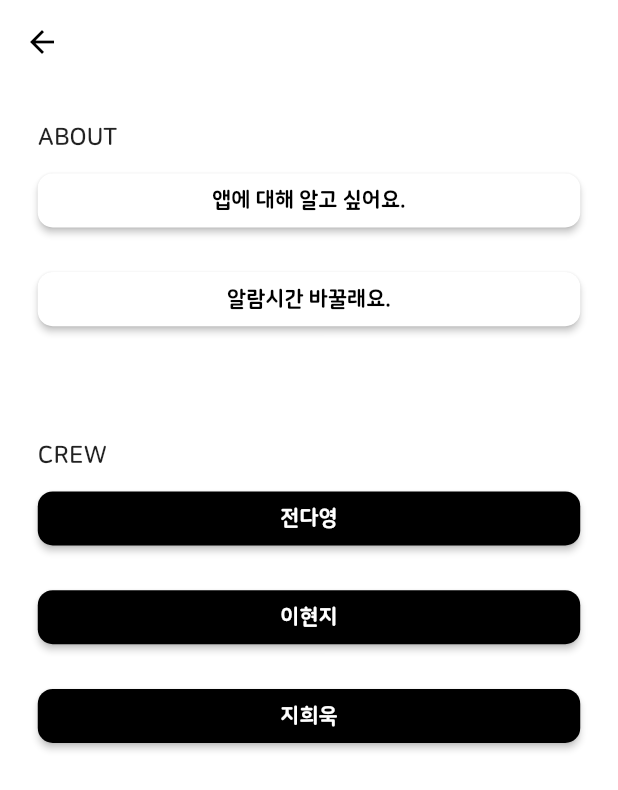
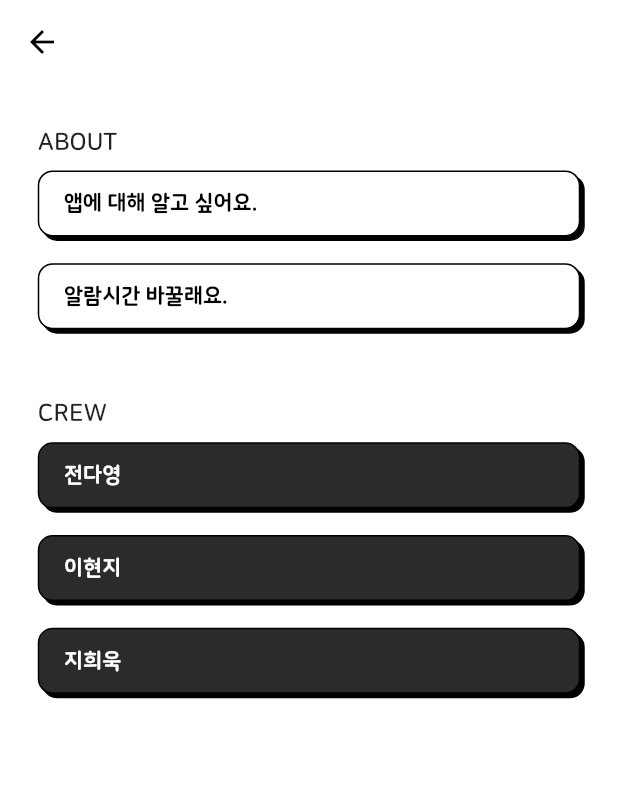
Before and after one commit to Heewookji/dhh_client, a Flutter app: the screen it shows after launch, after a tap on the "circle" icon, on a phone screen of 412 x 824 dp. Shown: the top 790 px of the screen. Run offline on Flutter 3.47's test engine with Material 2 defaults, Android fonts, the light colour scheme and no system bars; our stand-ins replace built_value, flutter_local_notifications, flutter_native_timezone, flutter_svg, sqflite, timezone; accounts and stored records are empty; generated files the repository leaves out were written again.

Commit message:
fix: setting screen ui

```diff
--- a/lib/root_theme.dart
+++ b/lib/root_theme.dart
@@ -5,14 +5,6 @@ class RootTheme {
     return ThemeData(
       primaryColor: Colors.white,
       canvasColor: Colors.white,
-      buttonTheme: ButtonThemeData(
-        buttonColor: Colors.black,
-        splashColor: Colors.white,
-        textTheme: ButtonTextTheme.primary,
-        shape: RoundedRectangleBorder(
-          borderRadius: BorderRadius.circular(10.0),
-        ),
-      ),
       cardTheme: CardTheme(
         elevation: 3,
         shadowColor: Colors.black54,
@@ -30,17 +22,23 @@ class RootTheme {
           fontSize: 64,
           fontWeight: FontWeight.w900,
         ),
-        headline2: TextStyle(fontSize: 56, fontWeight: FontWeight.w900),
-        headline3: TextStyle(fontSize: 45, fontWeight: FontWeight.w900),
+        headline2:
+            TextStyle(fontSize: 56, fontWeight: FontWeight.w900, height: 1.4),
+        headline3:
+            TextStyle(fontSize: 45, fontWeight: FontWeight.w900, height: 1.4),
         headline6:
             TextStyle(fontSize: 34, fontWeight: FontWeight.w900, height: 1.4),
-        subtitle1: TextStyle(fontSize: 24, fontWeight: FontWeight.w900),
-        subtitle2: TextStyle(fontSize: 20, fontWeight: FontWeight.w900),
-        bodyText1: TextStyle(fontSize: 14, fontWeight: FontWeight.w700),
-        bodyText2: TextStyle(fontSize: 16, fontWeight: FontWeight.w700),
-        caption: TextStyle(fontSize: 12, fontWeight: FontWeight.w700),
-        button: TextStyle(
-            fontSize: 14, fontWeight: FontWeight.w900, color: Colors.white),
+        subtitle1:
+            TextStyle(fontSize: 24, fontWeight: FontWeight.w900, height: 1.4),
+        subtitle2:
+            TextStyle(fontSize: 20, fontWeight: FontWeight.w900, height: 1.4),
+        bodyText1:
+            TextStyle(fontSize: 14, fontWeight: FontWeight.w700, height: 1.4),
+        bodyText2:
+            TextStyle(fontSize: 16, fontWeight: FontWeight.w700, height: 1.4),
+        caption:
+            TextStyle(fontSize: 12, fontWeight: FontWeight.w700, height: 1.4),
+        button: TextStyle(fontSize: 14, fontWeight: FontWeight.w900),
       ),
       visualDensity: VisualDensity.adaptivePlatformDensity,
     );
--- /dev/null
+++ b/lib/widgets/custom_raised_button.dart
@@ -0,0 +1,120 @@
+import 'package:flutter/material.dart';
+
+class CustomRaisedButton extends StatefulWidget {
+  final Color color;
+  final String text;
+  final Function onPressed;
+  final Alignment alignment;
+  final EdgeInsets padding;
+
+  CustomRaisedButton(
+    this.color, {
+    this.text,
+    this.onPressed,
+    this.padding,
+    this.alignment,
+  });
+
+  @override
+  _CustomRaisedButtonState createState() => _CustomRaisedButtonState();
+}
+
+class _CustomRaisedButtonState extends State<CustomRaisedButton> {
+  bool pressed = false;
+
+  @override
+  Widget build(BuildContext context) {
+    final theme = Theme.of(context);
+    return GestureDetector(
+      child: Container(
+        alignment: widget.alignment,
+        padding: widget.padding,
+        height: 44,
+        decoration:
+            pressed ? _buildPressedBoxDecoration() : _buildBoxDecoration(),
+        child: Text(
+          widget.text,
+          style: theme.textTheme.button.merge(
+            TextStyle(
+              color: widget.color == Colors.white ? Colors.black : Colors.white,
+            ),
+          ),
+        ),
+      ),
+      onTap: () {
+        setState(() {
+          pressed = false;
+        });
+        widget.onPressed();
+      },
+      onTapCancel: () {
+        setState(() {
+          pressed = false;
+        });
+      },
+      onTapDown: (detail) {
+        setState(() {
+          pressed = true;
+        });
+      },
+    );
+  }
+
+  BoxDecoration _buildBoxDecoration() {
+    if (widget.color == Colors.white)
+      return BoxDecoration(
+        color: Colors.white,
+        borderRadius: const BorderRadius.all(
+          Radius.circular(10.0),
+        ),
+        border: Border.all(width: 1, color: Colors.black),
+        boxShadow: [
+          BoxShadow(
+            color: Colors.black,
+            offset: Offset(3, 3),
+          ),
+        ],
+      );
+    else
+      return BoxDecoration(
+        color: Color(0xFF2B2B2B),
+        borderRadius: const BorderRadius.all(
+          Radius.circular(10.0),
+        ),
+        border: Border.all(width: 1, color: Colors.black),
+        boxShadow: [
+          BoxShadow(
+            color: Colors.black,
+            offset: Offset(3, 3),
+          ),
+        ],
+      );
+  }
+
+  BoxDecoration _buildPressedBoxDecoration() {
+    if (widget.color == Colors.white)
+      return BoxDecoration(
+        borderRadius: const BorderRadius.all(
+          Radius.circular(10.0),
+        ),
+        border: Border.all(width: 1, color: Colors.black),
+        boxShadow: [
+          BoxShadow(
+            color: Colors.black,
+          ),
+          BoxShadow(
+            color: Colors.white,
+            offset: Offset(4, 4),
+          ),
+        ],
+      );
+    else
+      return BoxDecoration(
+        color: Color(0xFF2B2B2B),
+        borderRadius: const BorderRadius.all(
+          Radius.circular(10.0),
+        ),
+        border: Border.all(width: 1, color: Colors.black),
+      );
+  }
+}
--- a/lib/widgets/home/home_button.dart
+++ b/lib/widgets/home/home_button.dart
@@ -15,18 +15,12 @@ class HomeButton extends StatelessWidget {
       alignment: Alignment.center,
       child: false
           ? null
-          : Container(
-              height: _bodySize.height * 0.075,
-              child: _chosenQuestion == null
-                  ? null
-                  : RaisedButton(
-                      onPressed: () => _navigateWriteScreen(context),
-                      child: Text(
-                        '일기쓰기',
-                        style: TextStyle(color: Colors.white),
-                      ),
-                    ),
-            ),
+          : _chosenQuestion == null
+              ? null
+              : RaisedButton(
+                  onPressed: () => _navigateWriteScreen(context),
+                  child: Text('일기쓰기'),
+                ),
     );
   }
 }
--- a/lib/widgets/setting/about.dart
+++ b/lib/widgets/setting/about.dart
@@ -1,3 +1,4 @@
+import 'package:dhh_client/widgets/custom_raised_button.dart';
 import 'package:flutter/material.dart';
 
 class About extends StatelessWidget {
@@ -22,25 +23,21 @@ class About extends StatelessWidget {
             margin: EdgeInsets.only(bottom: _bodySize.height * 0.01082),
           ),
           Container(
-            child: RaisedButton(
-              color: Colors.white,
-              splashColor: Colors.black,
-              child: Text(
-                '앱에 대해 알고 싶어요.',
-                textAlign: TextAlign.end,
-              ),
+            child: CustomRaisedButton(
+              Colors.white,
+              text: '앱에 대해 알고 싶어요.',
               onPressed: () => _navigateInfo(context),
+              alignment: Alignment.centerLeft,
+              padding: EdgeInsets.only(left: _bodySize.width * 0.04),
             ),
             margin: EdgeInsets.only(bottom: _bodySize.height * 0.02162),
           ),
-          RaisedButton(
-            color: Colors.white,
-            splashColor: Colors.black,
-            child: Text(
-              '알람시간 바꿀래요.',
-              textAlign: TextAlign.end,
-            ),
+          CustomRaisedButton(
+            Colors.white,
+            text: '알람시간 바꿀래요.',
             onPressed: () => _navigateAlarm(context),
+            alignment: Alignment.centerLeft,
+            padding: EdgeInsets.only(left: _bodySize.width * 0.04),
           ),
         ],
       ),
--- a/lib/widgets/setting/crew.dart
+++ b/lib/widgets/setting/crew.dart
@@ -1,4 +1,6 @@
 import 'package:flutter/material.dart';
+
+import '../custom_raised_button.dart';
 
 class Crew extends StatelessWidget {
   final Size _bodySize;
@@ -6,12 +8,7 @@ class Crew extends StatelessWidget {
 
   @override
   Widget build(BuildContext context) {
-    return Container(
-      padding: EdgeInsets.only(
-        top: _bodySize.height * 0.03243,
-        bottom: _bodySize.height * 0.05405,
-      ),
-      child: Column(
+    return Column(
       crossAxisAlignment: CrossAxisAlignment.stretch,
       children: [
         Container(
@@ -19,37 +16,36 @@ class Crew extends StatelessWidget {
           margin: EdgeInsets.only(bottom: _bodySize.height * 0.01082),
         ),
         Container(
-            child: RaisedButton(
-              child: Text(
-                '전다영',
-                textAlign: TextAlign.end,
-              ),
+          child: CustomRaisedButton(
+            Colors.black,
+            text: '전다영',
             onPressed: () {},
+            alignment: Alignment.centerLeft,
+            padding: EdgeInsets.only(left: _bodySize.width * 0.04),
           ),
           margin: EdgeInsets.only(bottom: _bodySize.height * 0.02162),
         ),
         Container(
-            child: RaisedButton(
-              child: Text(
-                '이현지',
-                textAlign: TextAlign.end,
-              ),
+          child: CustomRaisedButton(
+            Colors.black,
+            text: '이현지',
             onPressed: () {},
+            alignment: Alignment.centerLeft,
+            padding: EdgeInsets.only(left: _bodySize.width * 0.04),
           ),
           margin: EdgeInsets.only(bottom: _bodySize.height * 0.02162),
         ),
         Container(
-            child: RaisedButton(
-              child: Text(
-                '지희욱',
-                textAlign: TextAlign.end,
-              ),
+          child: CustomRaisedButton(
+            Colors.black,
+            text: '지희욱',
             onPressed: () {},
+            alignment: Alignment.centerLeft,
+            padding: EdgeInsets.only(left: _bodySize.width * 0.04),
           ),
           margin: EdgeInsets.only(bottom: _bodySize.height * 0.02162),
         ),
       ],
-      ),
     );
   }
 }
```
Lines whose indentation alone changed are shown as unchanged.
